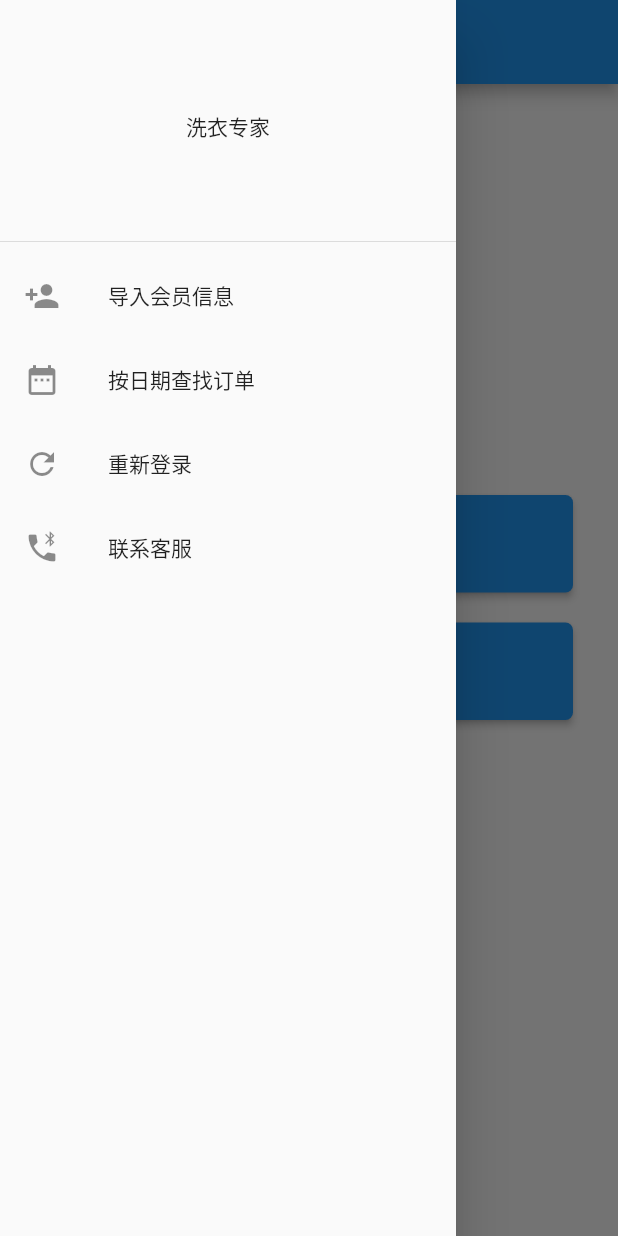
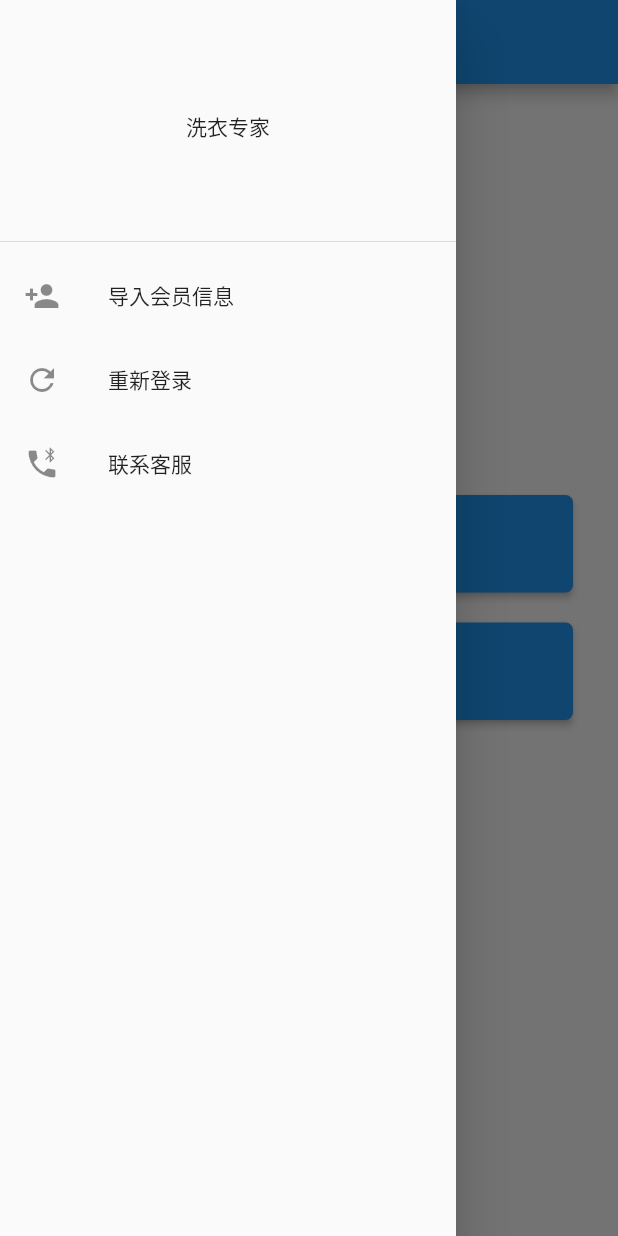
Before and after one commit to Zafirzzf/Laundry_expert, a Flutter app: the HomeScreen screen opened directly, with the side drawer open, on a phone screen of 412 x 824 dp. Run offline on Flutter 3.47's test engine with Material 2 defaults, Android fonts, the phone set to English and light mode, and no system bars; our stand-ins replace shared_preferences; accounts and stored records are empty; Roboto replaces fonts that are missing (NotoSans).

Commit message:
导入用户信息接口

```diff
--- a/lib/HomeScreen.dart
+++ b/lib/HomeScreen.dart
@@ -139,11 +139,11 @@ class _HomeScreenState extends State<HomeScreen> {
             title: Text('导入会员信息'),
             onTap: _clickAddVipCustomerInfo,
           ),
-          ListTile(
-            leading: Icon(Icons.date_range),
-            title: Text('按日期查找订单'),
-            onTap: _clickSearchOrdersByDate,
-          ),
+//          ListTile(
+//            leading: Icon(Icons.date_range),
+//            title: Text('按日期查找订单'),
+//            onTap: _clickSearchOrdersByDate,
+//          ),
           ListTile(
             leading: Icon(Icons.refresh),
             title: Text('重新登录'),
--- a/lib/Model/Customer.dart
+++ b/lib/Model/Customer.dart
@@ -4,14 +4,17 @@ import 'package:laundry_expert/Request/APIs.dart';
 class Customer {
   String name;
   String phoneNum;
-  String id = '';
+  String id;
   Customer({String name, String phoneNum, String id}) {
     this.name = name;
     this.phoneNum = phoneNum;
     this.id = id;
   }
   static List<Customer> _datas;
-
+  static bool loadedData() {
+    if (_datas == null) { return false; }
+    return _datas.isNotEmpty;
+  }
   static List<Customer> allDatas(void Function(List<Customer> lists) listCallback) {
     if (_datas == null) {
       APIs.customersList((list) {
--- a/lib/Request/APIs.dart
+++ b/lib/Request/APIs.dart
@@ -296,13 +296,13 @@ class APIs {
   }
 
   // 导入会员信息
-  static importVipCustomerInfo({String phone, String name, String money, String discount, VoidCallback successCallback, ErrorCallback errorCallback}) {
+  static importVipCustomerInfo({String phone, String name, String money, String discount, StringCallback customerIdCallback, ErrorCallback errorCallback}) {
     final path = 'importcustomer.action';
     RequestManager.post(
       urlPath: path,
       parame: {'telephone': phone, 'customername': name, 'money': money, 'discountnum': discount},
       dataCallback: (dataMap) {
-        successCallback();
+        customerIdCallback(dataMap['customerid']);
       },
       errorCallback: errorCallback
     );
```
Also changed, not shown: lib/AddVipScreen.dart (+8 -5 lines), lib/Request/RequestError.dart (+11 -0 lines).
